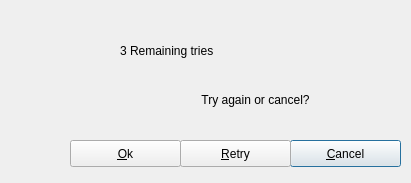
This is _src/eidmw/dialogs/dialogsQTsrv/dlgWndBadPIN.ui in 12019/svn.gov.pt as Qt 5 draws it before an edit. The edited form follows.
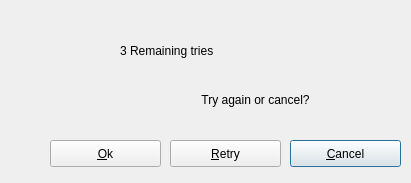
This is the edited form.

```diff
--- a/_src/eidmw/dialogs/dialogsQTsrv/dlgWndBadPIN.ui
+++ b/_src/eidmw/dialogs/dialogsQTsrv/dlgWndBadPIN.ui
@@ -80,7 +80,7 @@
    <widget class="QPushButton" name="btnRetry">
     <property name="geometry">
      <rect>
-      <x>180</x>
+      <x>170</x>
       <y>140</y>
       <width>111</width>
       <height>27</height>
@@ -93,7 +93,7 @@
    <widget class="QPushButton" name="btnOk">
     <property name="geometry">
      <rect>
-      <x>70</x>
+      <x>50</x>
       <y>140</y>
       <width>111</width>
       <height>27</height>
```
Left out of the diff: 4 changed lines with no effect on the pictures.
